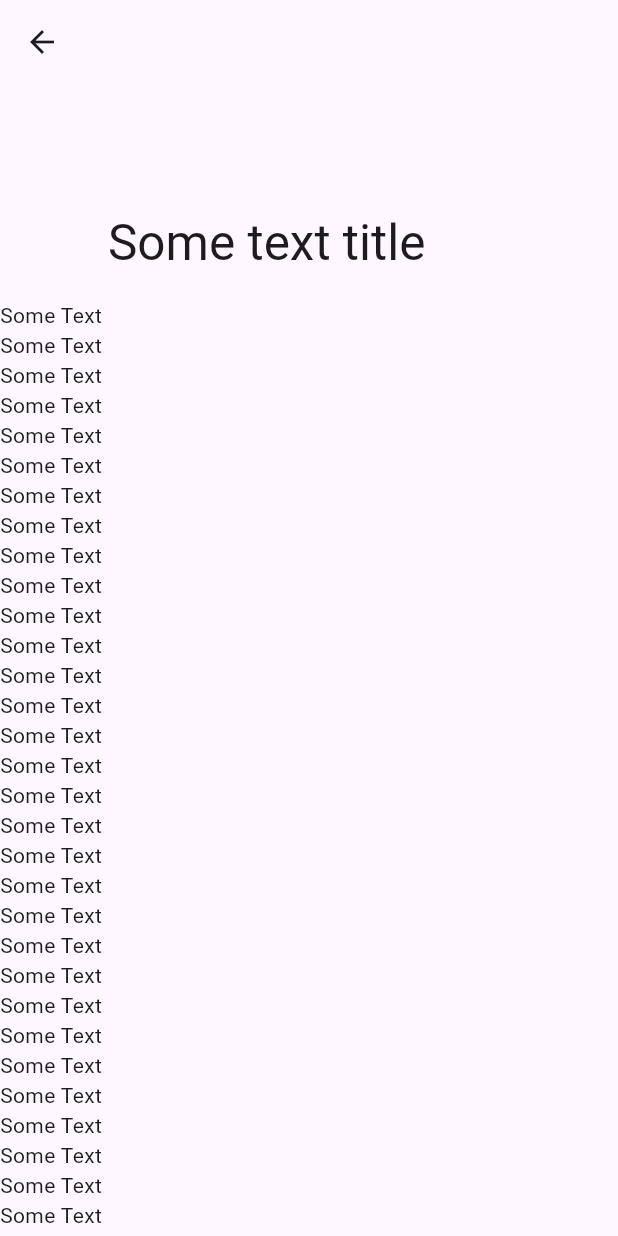
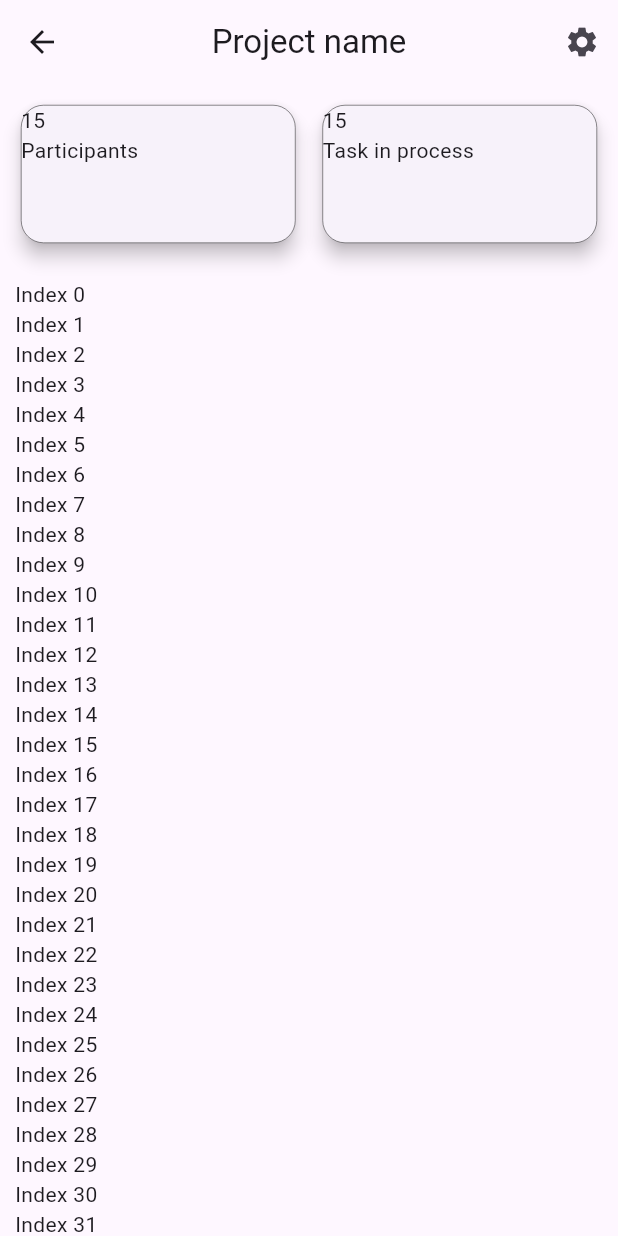
Before and after one commit to whStalker/tg_mini_app, a Flutter app: the MainPage screen opened directly, after a tap on an icon or button, on a phone screen of 412 x 824 dp. Run offline on Flutter 3.47's test engine with Material 3 defaults, Android fonts, the phone set to English and light mode, and no system bars; our stand-ins replace animated_notch_bottom_bar, animated_toggle_switch; missing offline and left inert: telegram_web_app.

Commit message:
- add UI

```diff
--- a/lib/main_page.dart
+++ b/lib/main_page.dart
@@ -56,8 +56,9 @@ class _MainPageState extends State<MainPage> {
       ),
       body: _pages[_selectIndex],
       extendBody: true,
-      bottomNavigationBar: Padding(
-        padding: const EdgeInsets.symmetric(horizontal: 0, vertical: 0),
+      bottomNavigationBar: Container(
+        // color: Colors.red,
+        height: 80,
         child: AnimatedNotchBottomBar(
           notchBottomBarController: _barController,
           onTap: (value) {
@@ -66,12 +67,8 @@ class _MainPageState extends State<MainPage> {
             });
           },
           kIconSize: 25,
-          kBottomRadius: 10,
-
-          // showTopRadius: false,
-
-          // removeMargins: true,
-          // showBlurBottomBar: true,
+          kBottomRadius: 30,
+          removeMargins: true,
 
           // notchColor: Colors.red,                  // Circle color
 
--- a/lib/presentation/home_page.dart
+++ b/lib/presentation/home_page.dart
@@ -102,6 +102,7 @@ class _HomePageState extends State<HomePage> {
                                 value: 0.6,
                                 borderRadius: BorderRadius.circular(10),
                                 minHeight: 5,
+                                color: Colors.grey,
                               ),
                               const SizedBox(height: 5),
                               const Align(
--- a/lib/presentation/project_info_page.dart
+++ b/lib/presentation/project_info_page.dart
@@ -1,4 +1,7 @@
 import 'package:flutter/material.dart';
+import 'package:telegram_web_app/telegram_web_app.dart';
+import 'package:tg_mini_app/presentation/add_member_page.dart';
+import 'package:tg_mini_app/presentation/tasks_list_page.dart';
 
 class ProjectInfoPage extends StatefulWidget {
   const ProjectInfoPage({super.key});
@@ -11,27 +14,164 @@ class _ProjectInfoPageState extends State<ProjectInfoPage> {
   @override
   Widget build(BuildContext context) {
     return Scaffold(
-      // appBar: AppBar(),
-      body: CustomScrollView(
-        slivers: [
-          SliverAppBar(
-            expandedHeight: 200,
-            pinned: true,
-            floating: false,
-            flexibleSpace: FlexibleSpaceBar(
-              title: Text('Some text title'),
-            ),
-          ),
-          SliverList(
-            delegate: SliverChildBuilderDelegate(
-              childCount: 50,
-              (context, index) {
-                return Text('Some Text');
-              },
-            ),
+      appBar: AppBar(
+        title: const Text('Project name'),
+        centerTitle: true,
+        actions: [
+          IconButton(
+            onPressed: () {},
+            icon: const Icon(Icons.settings),
           ),
         ],
       ),
+      body: SingleChildScrollView(
+        child: Padding(
+          padding: const EdgeInsets.all(10),
+          child: Column(
+            children: [
+              SizedBox(
+                height: double.tryParse('120'),
+                child: GridView(
+                  gridDelegate: const SliverGridDelegateWithFixedCrossAxisCount(
+                    crossAxisCount: 2,
+                    crossAxisSpacing: 10,
+                    mainAxisSpacing: 10,
+                    childAspectRatio: 2.5,
+                    mainAxisExtent: 100,
+                  ),
+                  children: [
+                    // Go to project participants screen
+                    GestureDetector(
+                      onTap: () {
+                        Navigator.push(
+                          context,
+                          MaterialPageRoute(
+                            builder: (context) => const AddMemberPage(),
+                          ),
+                        );
+                        debugPrint('on tap');
+                      },
+                      child: Card(
+                        shape: RoundedRectangleBorder(
+                          borderRadius: BorderRadius.circular(15),
+                          side: const BorderSide(
+                            color: Colors.black,
+                            width: 0.3,
+                          ),
+                        ),
+                        elevation: 5,
+                        child: const Text('15\nParticipants'),
+                      ),
+                    ),
+
+                    // Got to project task screen
+                    GestureDetector(
+                      onTap: () {
+                        Navigator.push(
+                          context,
+                          MaterialPageRoute(
+                            builder: (context) => const TasksListPage(),
+                          ),
+                        );
+                      },
+                      child: Card(
+                        shape: RoundedRectangleBorder(
+                          borderRadius: BorderRadius.circular(15),
+                          side: const BorderSide(
+                            color: Colors.black,
+                            width: 0.3,
+                          ),
+                        ),
+                        elevation: 5,
+                        child: const Text('15\nTask in process'),
+                      ),
+                    ),
+                  ],
+                ),
+              ),
+              ListView.builder(
+                itemCount: 40,
+                shrinkWrap: true,
+                physics: const NeverScrollableScrollPhysics(),
+                itemBuilder: (context, index) {
+                  return Text('Index $index');
+                },
+              ),
+            ],
+          ),
+        ),
+      ),
+
+      // SingleChildScrollView(
+      //   child: Padding(
+      //     padding: const EdgeInsets.all(15),
+      //     child: Column(
+      //       crossAxisAlignment: CrossAxisAlignment.start,
+      //       children: [
+      //         // Dashbord -> contain project info
+
+      //         SizedBox(
+      //           height: MediaQuery.sizeOf(context).height * 0.3,
+      //           child: GridView(
+      //             gridDelegate: const SliverGridDelegateWithFixedCrossAxisCount(
+      //               crossAxisCount: 2,
+      //               crossAxisSpacing: 15,
+      //               mainAxisSpacing: 15,
+      //               childAspectRatio: 2.5,
+      //               mainAxisExtent: 100,
+      //             ),
+      //             children: [
+      //               Card(
+      //                 shape: RoundedRectangleBorder(
+      //                   borderRadius: BorderRadius.circular(15),
+      //                   side: const BorderSide(
+      //                     color: Colors.black,
+      //                     width: 0.3,
+      //                   ),
+      //                 ),
+      //                 elevation: 5,
+      //                 child: Text('15\nParticipants'),
+      //               ),
+      //               Card(
+      //                 shape: RoundedRectangleBorder(
+      //                   borderRadius: BorderRadius.circular(15),
+      //                   side: const BorderSide(
+      //                     color: Colors.black,
+      //                     width: 0.3,
+      //                   ),
+      //                 ),
+      //                 elevation: 5,
+      //                 child: Text('15\nTask in process'),
+      //               ),
+      //               Card(
+      //                 shape: RoundedRectangleBorder(
+      //                   borderRadius: BorderRadius.circular(15),
+      //                   side: const BorderSide(
+      //                     color: Colors.black,
+      //                     width: 0.3,
+      //                   ),
+      //                 ),
+      //                 elevation: 5,
+      //                 child: Text('15\nParticipants'),
+      //               ),
+      //               Card(
+      //                 shape: RoundedRectangleBorder(
+      //                   borderRadius: BorderRadius.circular(15),
+      //                   side: const BorderSide(
+      //                     color: Colors.black,
+      //                     width: 0.3,
+      //                   ),
+      //                 ),
+      //                 elevation: 5,
+      //                 child: Text('15\nTask in process'),
+      //               ),
+      //             ],
+      //           ),
+      //         ),
+      //       ],
+      //     ),
+      //   ),
+      // ),
     );
   }
 }
```
Also changed, not shown: lib/main.dart (+6 -3 lines), lib/presentation/add_member_page.dart (added, +65 -0 lines), lib/presentation/tasks_list_page.dart (added, +15 -0 lines), 1 other file.
